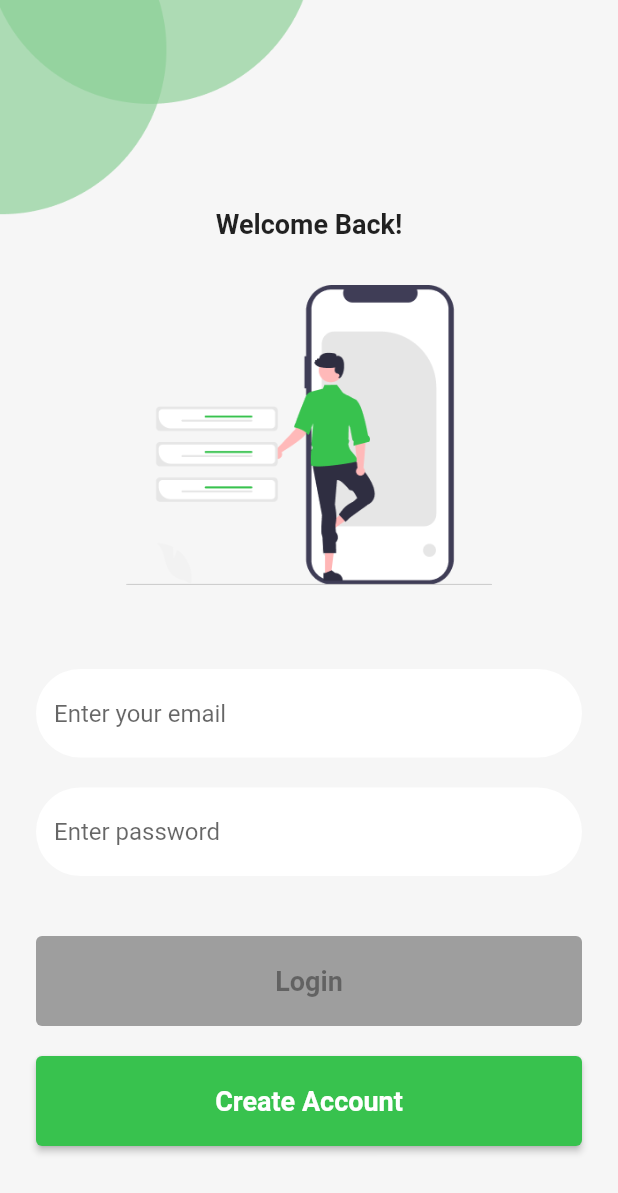
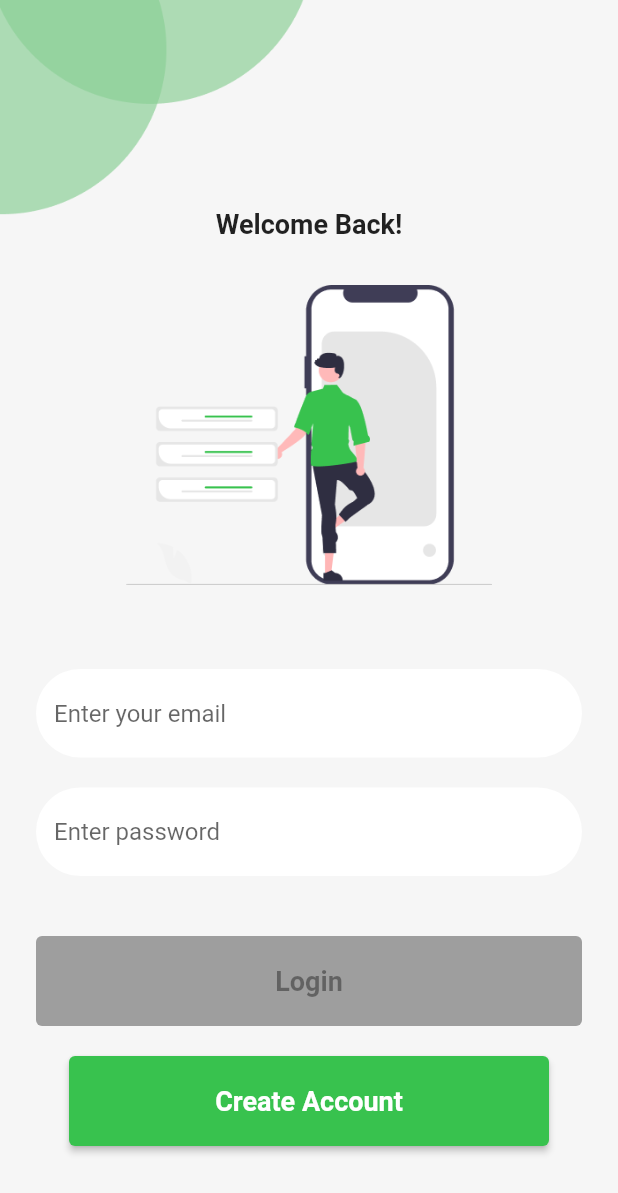
Before and after one commit to samuel1sm/FlutterTodo, a Flutter app: the screen it shows after launch, after a tap on "Inciar", on a phone screen of 412 x 824 dp. Shown: the top 1193 px of the screen. Run offline on Flutter 3.47's test engine with Material 2 defaults, Android fonts, the phone set to English and light mode, and no system bars; our stand-ins replace firebase_auth, firebase_core, flutter_easyloading; accounts and stored records are empty.

Commit message:
refactoring login

```diff
--- a/lib/view/screens/login/login_controller.dart
+++ b/lib/view/screens/login/login_controller.dart
@@ -1,4 +1,4 @@
-import 'package:todo_list/view/models/account_model.dart';
+import '../../../models/account_model.dart';
 
 class LoginController {
   late AccountModel _account;
--- a/lib/view/screens/login/login_screen.dart
+++ b/lib/view/screens/login/login_screen.dart
@@ -160,7 +160,7 @@ class _LoginScreenState extends State<LoginScreen> {
         StandardButton(
           buttonText: 'Create Account',
           height: 60,
-          width: double.infinity,
+          width: 320,
           onPressed: () {
             Navigator.push(
                 context,
```
Also changed, not shown: lib/models/account_model.dart (renamed from lib/view/models/account_model.dart).
